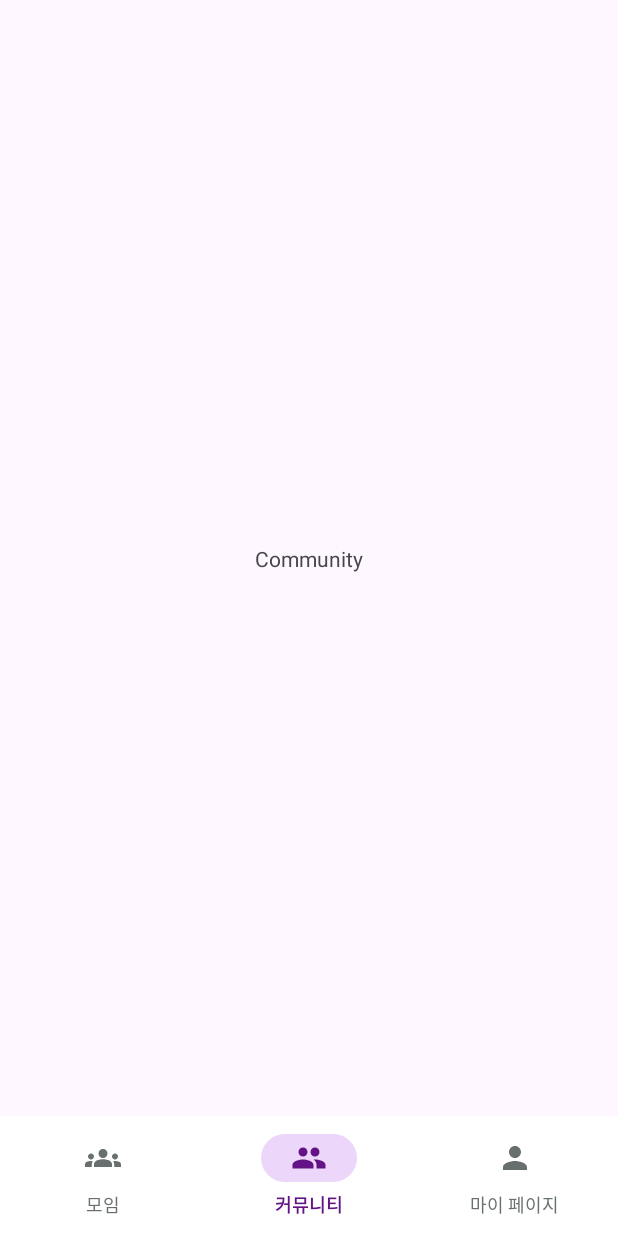
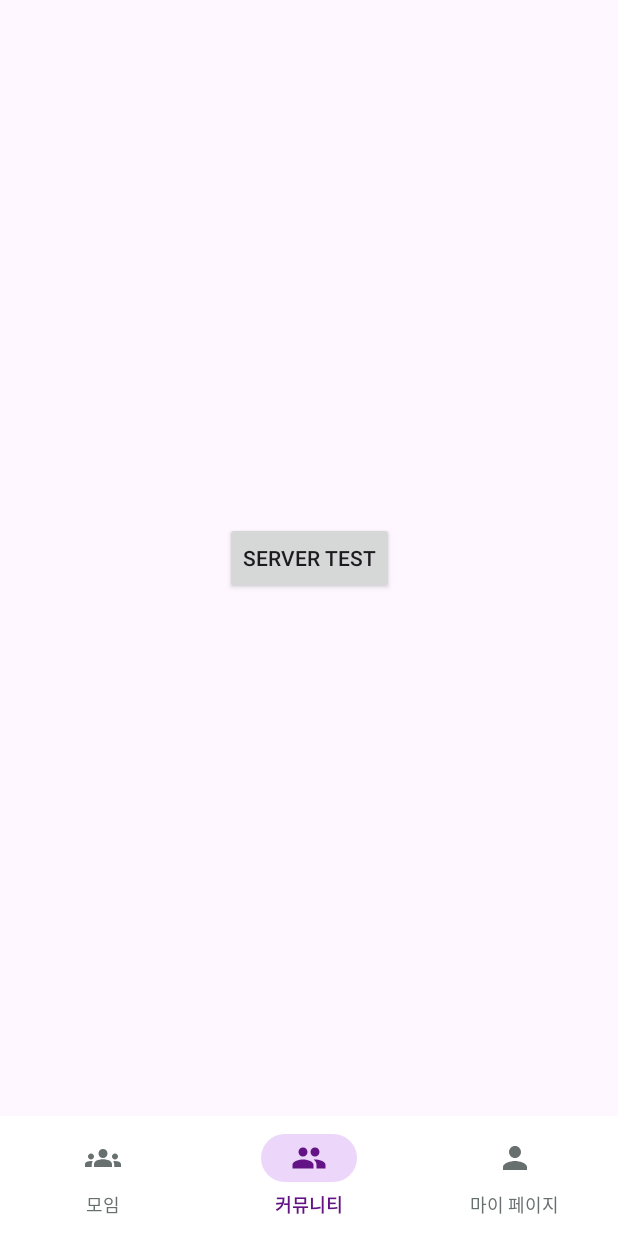
Before and after one commit to GreenTinCan/GreenTinCan-Android, an Android app: the screen it shows after launch (MainActivity), item 2 of the bottom bar chosen, on a phone screen of 412 x 824 dp. Run offline under Robolectric (Android 15) with nearby library versions, the phone set to English and light mode, and no system bars; our stand-ins replace Timber, data binding, navigation-ui.

Commit message:
[ADD] 서버 통신 관련 코드 추가

```diff
--- a/app/src/main/AndroidManifest.xml
+++ b/app/src/main/AndroidManifest.xml
@@ -2,7 +2,10 @@
 <manifest xmlns:android="http://schemas.android.com/apk/res/android"
     xmlns:tools="http://schemas.android.com/tools">
 
+    <uses-permission android:name="android.permission.INTERNET" />
+
     <application
+        android:name=".util.AppApplication"
         android:allowBackup="true"
         android:dataExtractionRules="@xml/data_extraction_rules"
         android:fullBackupContent="@xml/backup_rules"
@@ -10,6 +13,7 @@
         android:label="@string/app_name"
         android:roundIcon="@mipmap/ic_launcher_round"
         android:supportsRtl="true"
+        android:usesCleartextTraffic="true"
         android:theme="@style/Theme.ProTalkTime.Starting">
         <activity
             android:name=".MainActivity"
--- a/app/src/main/java/com/example/protalktime/data/network/api/TestApi.kt
+++ b/app/src/main/java/com/example/protalktime/data/network/api/TestApi.kt
@@ -1,4 +1,15 @@
 package com.example.protalktime.data.network.api
 
+import com.example.protalktime.data.model.test.GetTestResponse
+import retrofit2.Call
+import retrofit2.http.GET
+import retrofit2.http.Path
+
 interface TestApi {
+
+    @GET("test/{testnumber}")
+    suspend fun testConnectServer(
+        @Path("testnumber") testNumber: Int
+    ) : GetTestResponse
+
 }
--- /dev/null
+++ b/app/src/main/java/com/example/protalktime/di/DataSourceModule.kt
@@ -0,0 +1,9 @@
+package com.example.protalktime.di
+
+import com.example.protalktime.data.repository.test.datasource.TestDataSource
+import com.example.protalktime.data.repository.test.datasource.TestDataSourceImpl
+import org.koin.dsl.module
+
+val dataSourceModule = module {
+    single<TestDataSource> { TestDataSourceImpl(get()) }
+}
--- /dev/null
+++ b/app/src/main/java/com/example/protalktime/di/RepositoryModule.kt
@@ -0,0 +1,9 @@
+package com.example.protalktime.di
+
+import com.example.protalktime.data.repository.test.TestRepository
+import com.example.protalktime.data.repository.test.TestRepositoryImpl
+import org.koin.dsl.module
+
+val repositoryModule = module {
+    single<TestRepository> { TestRepositoryImpl(get()) }
+}
--- /dev/null
+++ b/app/src/main/java/com/example/protalktime/di/ViewModelModule.kt
@@ -0,0 +1,9 @@
+package com.example.protalktime.di
+
+import com.example.protalktime.presentation.community.viewmodel.CommunityViewModel
+import org.koin.androidx.viewmodel.dsl.viewModel
+import org.koin.dsl.module
+
+val viewModelModule = module{
+    viewModel { CommunityViewModel(get()) }
+}
--- a/app/src/main/java/com/example/protalktime/presentation/community/CommunityMainFragment.kt
+++ b/app/src/main/java/com/example/protalktime/presentation/community/CommunityMainFragment.kt
@@ -8,11 +8,23 @@ import android.view.ViewGroup
 import com.example.protalktime.R
 import com.example.protalktime.databinding.FragmentCommunityMainBinding
 import com.example.protalktime.presentation.common.BaseFragment
+import com.example.protalktime.presentation.community.viewmodel.CommunityViewModel
+import org.koin.androidx.viewmodel.ext.android.sharedViewModel
 
 class CommunityMainFragment : BaseFragment<FragmentCommunityMainBinding>(R.layout.fragment_community_main) {
 
+    private val communityViewModel: CommunityViewModel by sharedViewModel()
+
     override fun onViewCreated(view: View, savedInstanceState: Bundle?) {
         super.onViewCreated(view, savedInstanceState)
+
+        binding.btnServerTest.setOnClickListener {
+            communityViewModel.getServerTestResult(1)
+        }
+
+        communityViewModel.serverTestResponse.observe(viewLifecycleOwner) { testResponse ->
+            binding.testResponse = testResponse
+        }
     }
 
 }
--- /dev/null
+++ b/app/src/main/java/com/example/protalktime/presentation/community/viewmodel/CommunityViewModel.kt
@@ -0,0 +1,33 @@
+package com.example.protalktime.presentation.community.viewmodel
+
+import androidx.lifecycle.LiveData
+import androidx.lifecycle.MutableLiveData
+import androidx.lifecycle.ViewModel
+import androidx.lifecycle.viewModelScope
+import com.example.protalktime.data.model.test.GetTestResponse
+import com.example.protalktime.data.repository.test.TestRepository
+import kotlinx.coroutines.launch
+import timber.log.Timber
+
+class CommunityViewModel(private val repository: TestRepository): ViewModel() {
+
+    private val _serverTestResponse: MutableLiveData<GetTestResponse> = MutableLiveData<GetTestResponse>()
+    val serverTestResponse: LiveData<GetTestResponse>
+        get() = _serverTestResponse
+
+    fun getServerTestResult(testNumber: Int) {
+        viewModelScope.launch {
+            try {
+                val response = repository.getTestResult(testNumber)
+                if(response.header.status == 200) {
+                    _serverTestResponse.value = response
+                    Timber.d("Test Success!")
+                } else {
+                    Timber.d("Test Error : ${response.header.status}")
+                }
+            } catch (e: Throwable) {
+                Timber.d(e)
+            }
+        }
+    }
+}
--- a/app/src/main/java/com/example/protalktime/util/AppApplication.kt
+++ b/app/src/main/java/com/example/protalktime/util/AppApplication.kt
@@ -1,12 +1,21 @@
 package com.example.protalktime.util
 
 import android.app.Application
+import com.example.protalktime.di.dataSourceModule
+import com.example.protalktime.di.networkModule
+import com.example.protalktime.di.repositoryModule
+import com.example.protalktime.di.viewModelModule
+import org.koin.core.context.startKoin
 import timber.log.Timber
 
 class AppApplication: Application() {
 
     override fun onCreate() {
         super.onCreate()
+
+        startKoin {
+            modules(networkModule, viewModelModule, repositoryModule, dataSourceModule)
+        }
 
         setUpTimber()
     }
--- a/app/src/main/res/layout/fragment_community_main.xml
+++ b/app/src/main/res/layout/fragment_community_main.xml
@@ -4,19 +4,39 @@
     xmlns:tools="http://schemas.android.com/tools"
     tools:context=".presentation.community.CommunityMainFragment">
 
+    <data>
+        <variable
+            name="testResponse"
+            type="com.example.protalktime.data.model.test.GetTestResponse" />
+    </data>
+
     <androidx.constraintlayout.widget.ConstraintLayout
         android:layout_width="match_parent"
         android:layout_height="match_parent">
 
-        <TextView
+        <androidx.appcompat.widget.AppCompatButton
+            android:id="@+id/btn_server_test"
             android:layout_width="wrap_content"
             android:layout_height="wrap_content"
-            android:text="Community"
+            android:text="Server Test"
             app:layout_constraintBottom_toBottomOf="parent"
             app:layout_constraintEnd_toEndOf="parent"
             app:layout_constraintStart_toStartOf="parent"
             app:layout_constraintTop_toTopOf="parent" />
 
+        <androidx.appcompat.widget.AppCompatTextView
+            android:id="@+id/tv_test_response"
+            style="@style/Text_16_Medium.Base_02"
+            android:layout_width="0dp"
+            android:layout_height="wrap_content"
+            android:layout_marginStart="20dp"
+            android:layout_marginTop="20dp"
+            android:layout_marginEnd="20dp"
+            android:text="@{testResponse.toString()}"
+            app:layout_constraintEnd_toEndOf="parent"
+            app:layout_constraintStart_toStartOf="parent"
+            app:layout_constraintTop_toBottomOf="@id/btn_server_test" />
+
     </androidx.constraintlayout.widget.ConstraintLayout>
 
 
```
Also changed, not shown: app/src/main/java/com/example/protalktime/data/model/common/Header.kt (added, +10 -0 lines), app/src/main/java/com/example/protalktime/data/model/test/GetTestResponse.kt (added, +10 -0 lines), app/src/main/java/com/example/protalktime/data/repository/test/TestRepository.kt (added, +8 -0 lines), app/src/main/java/com/example/protalktime/data/repository/test/TestRepositoryImpl.kt (added, +12 -0 lines), app/src/main/java/com/example/protalktime/data/repository/test/datasource/TestDataSource.kt (added, +8 -0 lines), app/src/main/java/com/example/protalktime/data/repository/test/datasource/TestDataSourceImpl.kt (added, +11 -0 lines).
